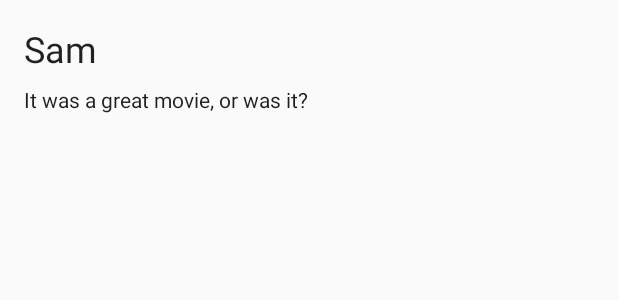
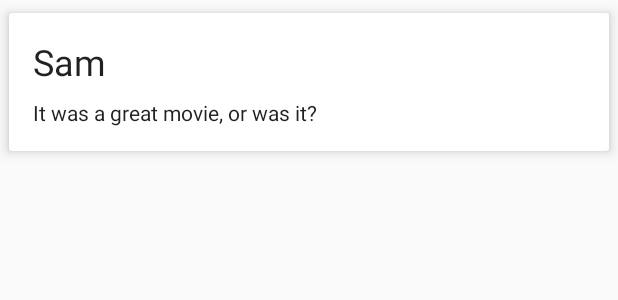
Before and after one commit to anshu7vyas/vogue-movies, an Android app: the layout rv_movie_reviews_list_item.xml on its own in the app's theme, with its tools: preview values and no code run, on a phone screen of 412 x 824 dp. Shown: the top 300 px of the screen. Run offline under Robolectric (Android 15) with nearby library versions, the phone set to English and light mode, and no system bars.

Commit message:
feat: Add cardView to videos and reviews for better UX

```diff
--- a/voguemovies/app/build.gradle
+++ b/voguemovies/app/build.gradle
@@ -52,6 +52,8 @@ dependencies {
     implementation 'com.google.code.gson:gson:2.8.2'
 
     implementation 'com.android.support:recyclerview-v7:27.1.1'
+    implementation 'com.android.support:cardview-v7:27.1.1'
+
 
     // LiveData and ViewModel
     implementation 'android.arch.lifecycle:runtime:1.1.1'
--- a/voguemovies/app/src/main/res/layout/rv_movie_reviews_list_item.xml
+++ b/voguemovies/app/src/main/res/layout/rv_movie_reviews_list_item.xml
@@ -2,6 +2,13 @@
 <layout xmlns:android="http://schemas.android.com/apk/res/android"
     xmlns:app="http://schemas.android.com/apk/res-auto"
     xmlns:tools="http://schemas.android.com/tools">
+
+    <android.support.v7.widget.CardView
+        android:id="@+id/cv_reviews"
+        android:layout_width="match_parent"
+        android:layout_height="wrap_content"
+        app:cardElevation="5dp"
+        app:cardUseCompatPadding="true">
 
         <android.support.constraint.ConstraintLayout
             android:layout_width="match_parent"
@@ -39,4 +46,8 @@
 
         </android.support.constraint.ConstraintLayout>
 
+
+    </android.support.v7.widget.CardView>
+
+
 </layout>
```
Also changed, not shown: voguemovies/app/src/main/res/layout/rv_movie_videos_list_item.xml (+11 -0 lines). Lines whose indentation alone changed are shown as unchanged.
